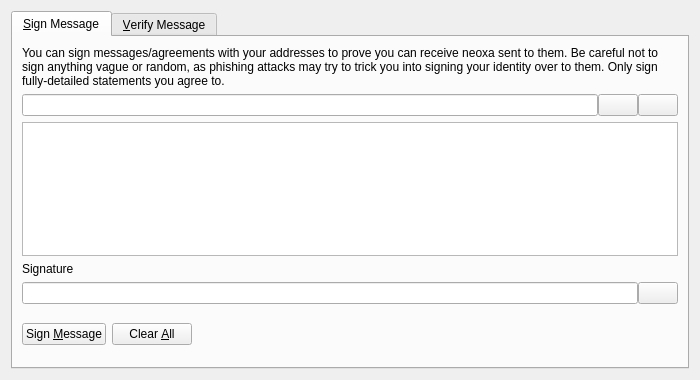
Before: the Qt Designer form src/qt/forms/signverifymessagedialog.ui in NoobDev0001/CEPHALON, drawn with Qt 5.
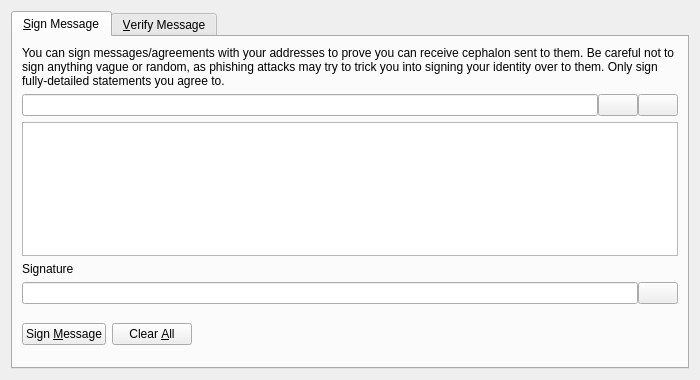
After: the same form once the commit is applied. Icons and pictures are not drawn. Custom widgets are drawn as their Qt base class.

```diff
--- a/src/qt/forms/signverifymessagedialog.ui
+++ b/src/qt/forms/signverifymessagedialog.ui
@@ -30,7 +30,7 @@
        <item>
         <widget class="QLabel" name="infoLabel_SM">
          <property name="text">
-          <string>You can sign messages/agreements with your addresses to prove you can receive neoxa sent to them. Be careful not to sign anything vague or random, as phishing attacks may try to trick you into signing your identity over to them. Only sign fully-detailed statements you agree to.</string>
+          <string>You can sign messages/agreements with your addresses to prove you can receive cephalon sent to them. Be careful not to sign anything vague or random, as phishing attacks may try to trick you into signing your identity over to them. Only sign fully-detailed statements you agree to.</string>
          </property>
          <property name="textFormat">
           <enum>Qt::PlainText</enum>
```
Left out of the diff: 26 changed lines with no effect on the pictures.
